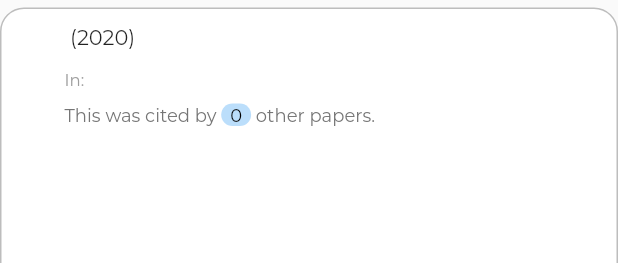
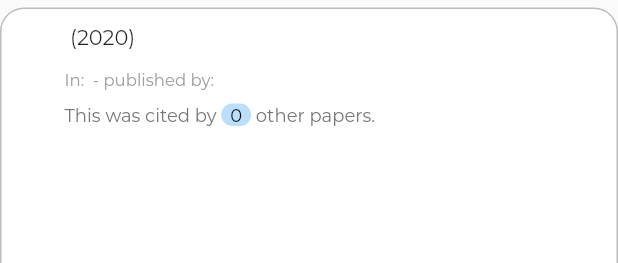
Before and after one commit to sebastiancelis98/CitationRexApp, a Flutter app: the RecommendationTile widget shown alone on an empty page, opened directly with empty values, on a phone screen of 412 x 824 dp. Shown: the top 263 px of the screen. Run offline on Flutter 3.47's test engine with Material 2 defaults, Android fonts, the phone set to English and light mode, and no system bars.

Commit message:
add venue metadata

```diff
--- a/lib/main.dart
+++ b/lib/main.dart
@@ -485,6 +485,7 @@ class RecList extends StatelessWidget {
               authors: 'Isabela, Vinzenz & Sebastian',
               citationCount: 69,
               venue: "papers that can be used as examples",
+              publisher: "Springer",
               decisiveWords: ["retrieving", "is", "sample"])));
     }
 
--- a/lib/utils/customwidgets.dart
+++ b/lib/utils/customwidgets.dart
@@ -79,14 +79,40 @@ class _RecommendationTileState extends State<RecommendationTile> {
                     color: Colors.grey[500],
                   ),
                 ),
+                Row(children: <Widget>[
                   Text(
-                  "In: " + widget.recommendation.venue,
+                    "In: ",
                     style: TextStyle(
                       fontFamily: 'Montserrat',
                       fontSize: 11,
                       color: Colors.grey[500],
                     ),
                   ),
+                  Text(
+                    widget.recommendation.venue,
+                    style: TextStyle(
+                      fontFamily: 'Montserrat',
+                      fontSize: 11,
+                      color: Colors.grey[600],
+                    ),
+                  ),
+                  Text(
+                    " - published by: ",
+                    style: TextStyle(
+                      fontFamily: 'Montserrat',
+                      fontSize: 11,
+                      color: Colors.grey[500],
+                    ),
+                  ),
+                  Text(
+                    widget.recommendation.publisher,
+                    style: TextStyle(
+                      fontFamily: 'Montserrat',
+                      fontSize: 11,
+                      color: Colors.grey[600],
+                    ),
+                  ),
+                ]),
                 SizedBox(height: 10),
                 Row(
                     crossAxisAlignment: CrossAxisAlignment.center,
```
Lines whose indentation alone changed are shown as unchanged.
